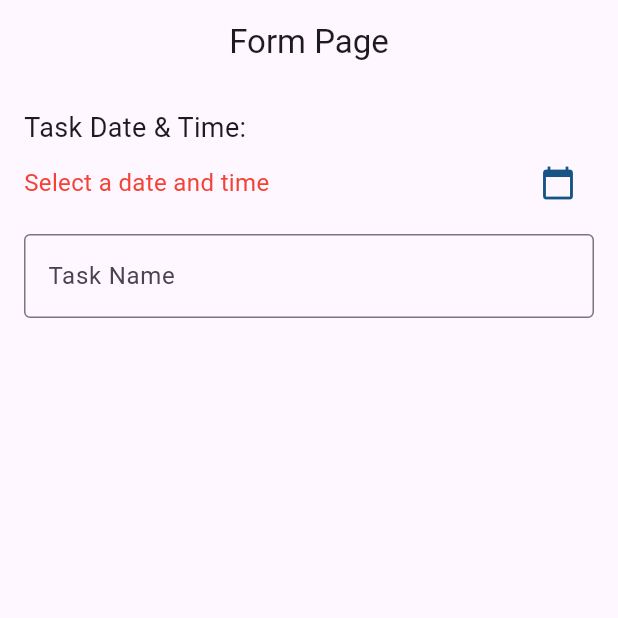
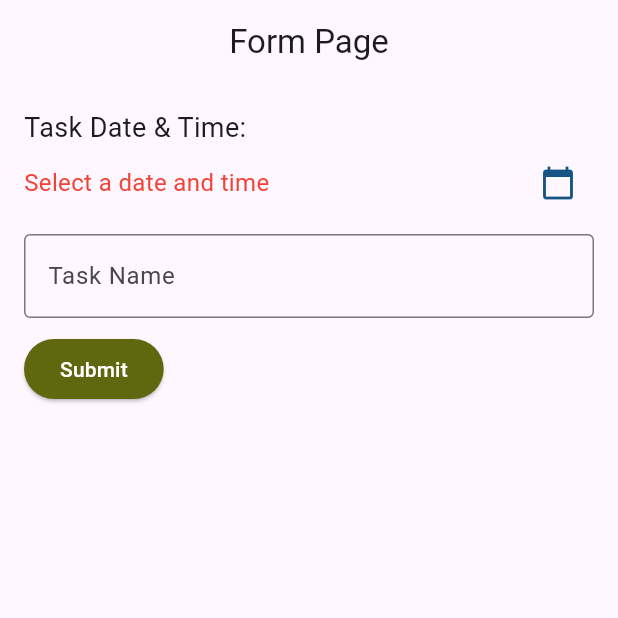
Before and after one commit to NilaAyu1611/TodoApp_0138, a Flutter app: the screen it shows after launch, on a phone screen of 412 x 824 dp, the top half of it. Run offline on Flutter 3.47's test engine with Material 3 defaults, Android fonts, the phone set to English and light mode, and no system bars.

Commit message:
button submit

```diff
--- a/lib/taskform_page.dart
+++ b/lib/taskform_page.dart
@@ -132,6 +132,14 @@ class _TaskFormPageState extends State<TaskFormPage> {
                   style: TextStyle(color: Colors.red, fontSize: 14),
                 ),
               ),
+            const SizedBox(height: 10),
+            ElevatedButton(
+              onPressed: _addTask,
+              style: ElevatedButton.styleFrom(
+                backgroundColor: const Color.fromARGB(255, 95, 103, 15),
+              ),
+              child: const Text('Submit', style: TextStyle(color: Colors.white)),
+            ),
           ]
         ),
 
```
